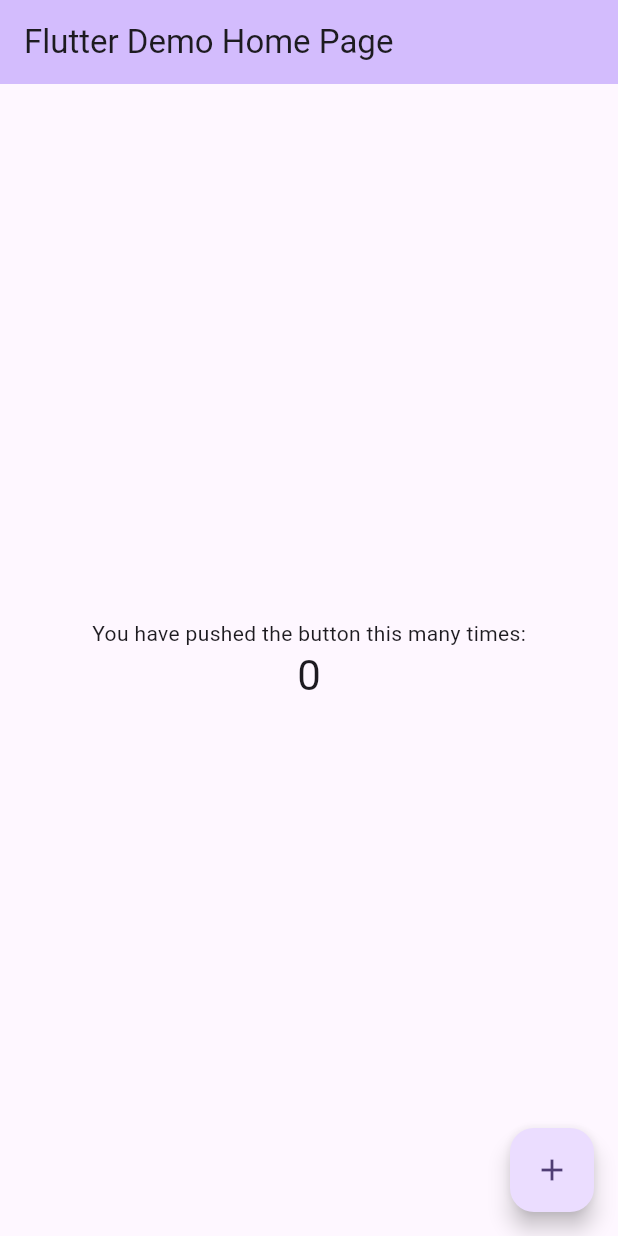
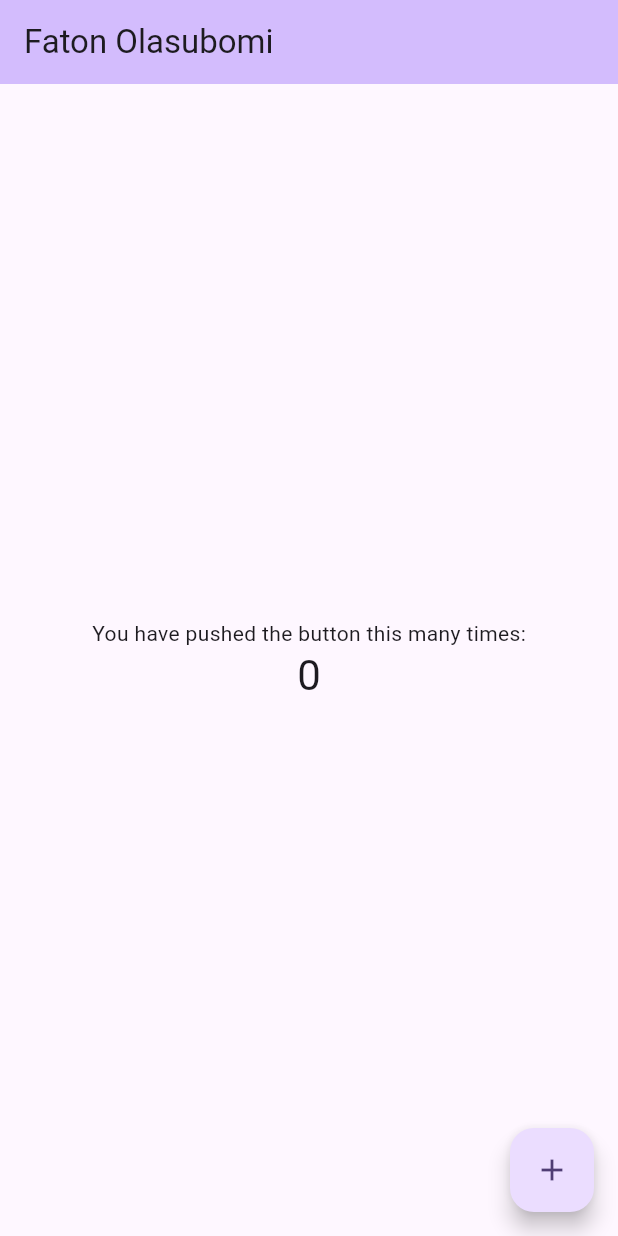
Before and after one commit to Olasubomi21/firstproject, a Flutter app: the screen it shows after launch, on a phone screen of 412 x 824 dp. Run offline on Flutter 3.47's test engine with Material 3 defaults, Android fonts, the phone set to English and light mode, and no system bars.

Commit message:
second commit

```diff
--- a/lib/main.dart
+++ b/lib/main.dart
@@ -31,7 +31,7 @@ class MyApp extends StatelessWidget {
         colorScheme: ColorScheme.fromSeed(seedColor: Colors.deepPurple),
         useMaterial3: true,
       ),
-      home: const MyHomePage(title: 'Flutter Demo Home Page'),
+      home: const MyHomePage(title: 'Faton Olasubomi'),
     );
   }
 }
```
